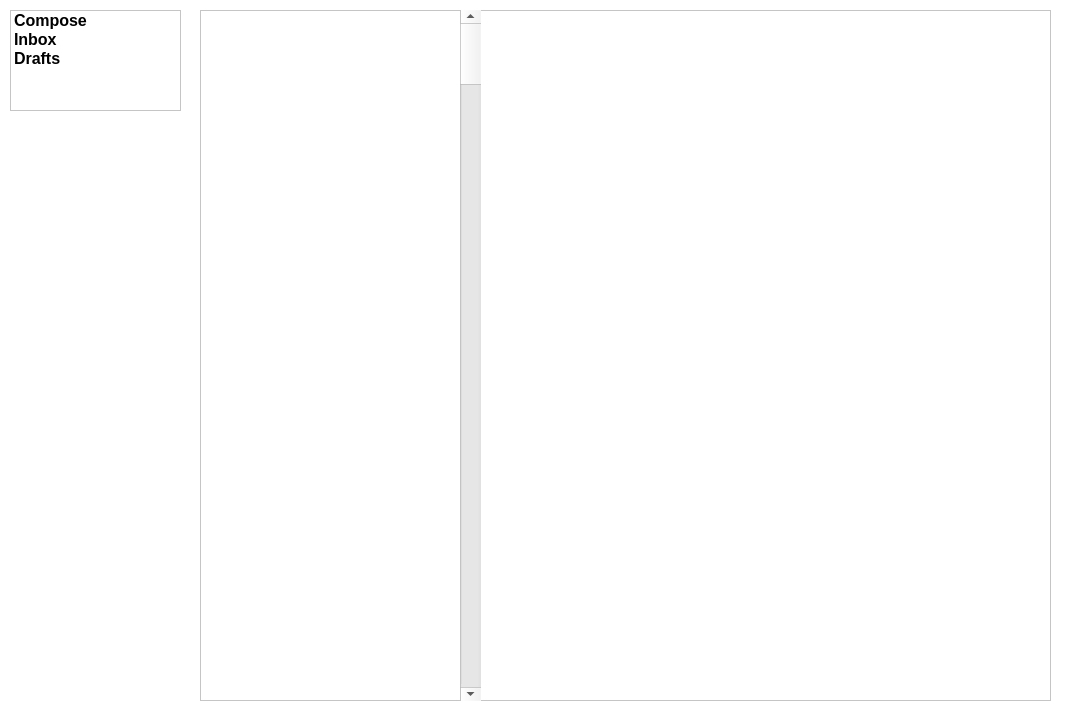
This is MainWindow.ui in Qingzheng-Wang/EasyMail as Qt 5 draws it before an edit. The edited form follows.
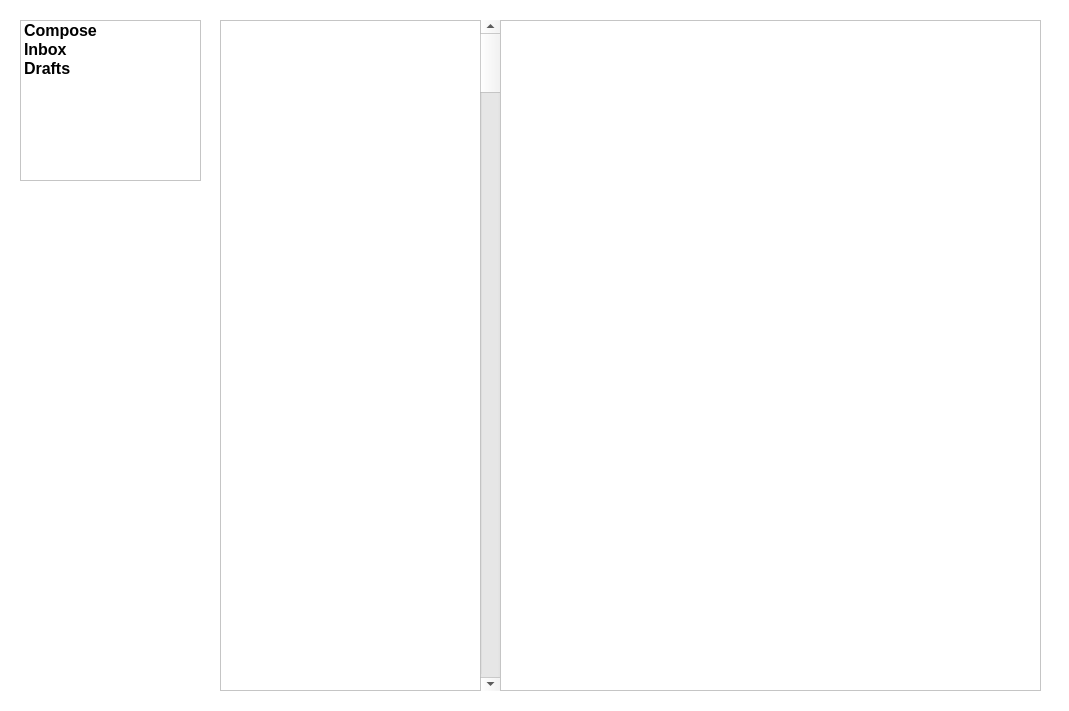
This is the edited form. The open tabs and pages were chosen to show the change. Icons and pictures are not drawn.

Commit message: Complete the connection between sign in window and main window

```diff
--- a/MainWindow.ui
+++ b/MainWindow.ui
@@ -93,15 +93,18 @@
    <iconset>
     <normaloff>../dove1.png</normaloff>../dove1.png</iconset>
   </property>
+  <widget class="QWidget" name="verticalLayoutWidget">
+   <property name="geometry">
+    <rect>
+     <x>20</x>
+     <y>20</y>
+     <width>181</width>
+     <height>161</height>
+    </rect>
+   </property>
+   <layout class="QVBoxLayout" name="verticalLayout">
+    <item>
   <widget class="QListWidget" name="listWidget">
-   <property name="geometry">
-    <rect>
-     <x>10</x>
-     <y>10</y>
-     <width>171</width>
-     <height>101</height>
-    </rect>
-   </property>
    <item>
     <property name="text">
      <string>Compose</string>
@@ -173,15 +176,21 @@
     </property>
    </item>
   </widget>
+    </item>
+   </layout>
+  </widget>
+  <widget class="QWidget" name="horizontalLayoutWidget">
+   <property name="geometry">
+    <rect>
+     <x>220</x>
+     <y>20</y>
+     <width>821</width>
+     <height>671</height>
+    </rect>
+   </property>
+   <layout class="QHBoxLayout" name="horizontalLayout">
+    <item>
   <widget class="QStackedWidget" name="stackedWidget">
-   <property name="geometry">
-    <rect>
-     <x>200</x>
-     <y>10</y>
-     <width>851</width>
-     <height>691</height>
-    </rect>
-   </property>
    <property name="currentIndex">
     <number>0</number>
    </property>
@@ -374,18 +383,8 @@
       <rect>
        <x>0</x>
        <y>0</y>
-       <width>281</width>
-       <height>691</height>
-      </rect>
-     </property>
-    </widget>
-    <widget class="QTextBrowser" name="textBrowser_2">
-     <property name="geometry">
-      <rect>
-       <x>280</x>
-       <y>0</y>
-       <width>571</width>
-       <height>691</height>
+          <width>261</width>
+          <height>671</height>
       </rect>
      </property>
     </widget>
@@ -395,14 +394,27 @@
        <x>260</x>
        <y>0</y>
        <width>21</width>
-       <height>691</height>
+          <height>671</height>
       </rect>
      </property>
      <property name="orientation">
       <enum>Qt::Vertical</enum>
      </property>
     </widget>
-   </widget>
+       <widget class="QTextBrowser" name="textBrowser_2">
+        <property name="geometry">
+         <rect>
+          <x>280</x>
+          <y>0</y>
+          <width>541</width>
+          <height>671</height>
+         </rect>
+        </property>
+       </widget>
+      </widget>
+     </widget>
+    </item>
+   </layout>
   </widget>
  </widget>
  <resources/>
```
Left out of the diff: 32 changed lines with no effect on the pictures. Lines whose indentation alone changed are shown as unchanged. The commit also changes 6 other files.
